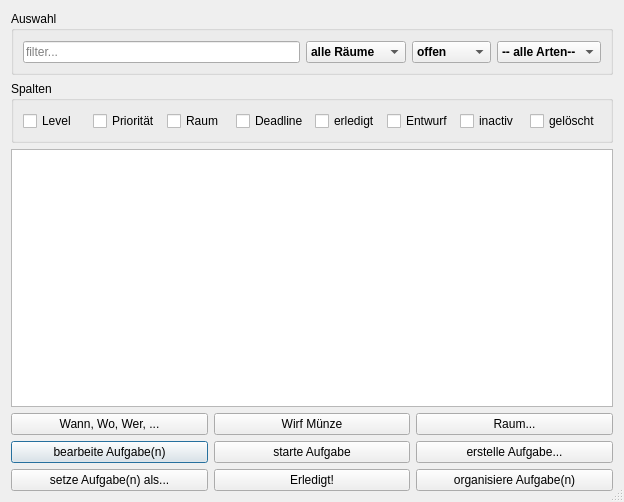
amogorkon/watnu, file src/ui/task_list.ui: the form before one commit.
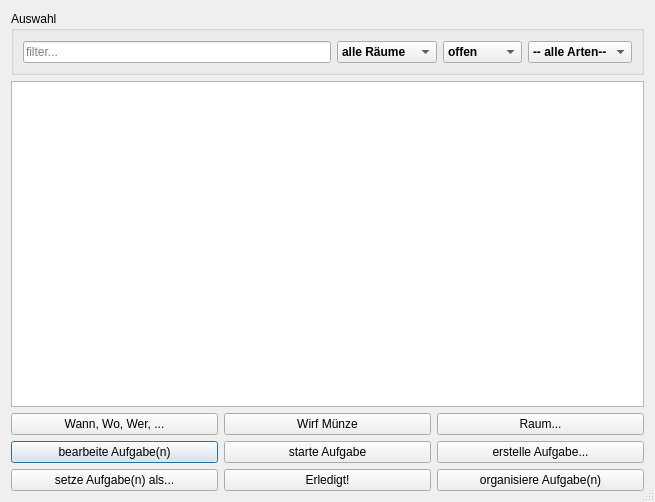
The form after the commit. Icons and pictures are not drawn.

What changed in the file:
```diff
--- a/src/ui/task_list.ui
+++ b/src/ui/task_list.ui
@@ -6,7 +6,7 @@
    <rect>
     <x>0</x>
     <y>0</y>
-    <width>624</width>
+    <width>655</width>
     <height>502</height>
    </rect>
   </property>
@@ -184,74 +184,6 @@
      </layout>
     </widget>
    </item>
-   <item>
-    <widget class="QGroupBox" name="horizontalGroupBox">
-     <property name="title">
-      <string>Spalten</string>
-     </property>
-     <layout class="QHBoxLayout" name="horizontalLayout">
-      <property name="topMargin">
-       <number>10</number>
-      </property>
-      <item>
-       <widget class="QCheckBox" name="check_level">
-        <property name="text">
-         <string>Level</string>
-        </property>
-       </widget>
-      </item>
-      <item>
-       <widget class="QCheckBox" name="check_priority">
-        <property name="text">
-         <string>Priorität</string>
-        </property>
-       </widget>
-      </item>
-      <item>
-       <widget class="QCheckBox" name="check_space">
-        <property name="text">
-         <string>Raum</string>
-        </property>
-       </widget>
-      </item>
-      <item>
-       <widget class="QCheckBox" name="check_deadline">
-        <property name="text">
-         <string>Deadline</string>
-        </property>
-       </widget>
-      </item>
-      <item>
-       <widget class="QCheckBox" name="check_done">
-        <property name="text">
-         <string>erledigt</string>
-        </property>
-       </widget>
-      </item>
-      <item>
-       <widget class="QCheckBox" name="check_draft">
-        <property name="text">
-         <string>Entwurf</string>
-        </property>
-       </widget>
-      </item>
-      <item>
-       <widget class="QCheckBox" name="check_inactive">
-        <property name="text">
-         <string>inactiv</string>
-        </property>
-       </widget>
-      </item>
-      <item>
-       <widget class="QCheckBox" name="check_deleted">
-        <property name="text">
-         <string>gelöscht</string>
-        </property>
-       </widget>
-      </item>
-     </layout>
-    </widget>
-   </item>
    <item>
     <widget class="QTableWidget" name="task_table">
      <property name="sizePolicy">
```
